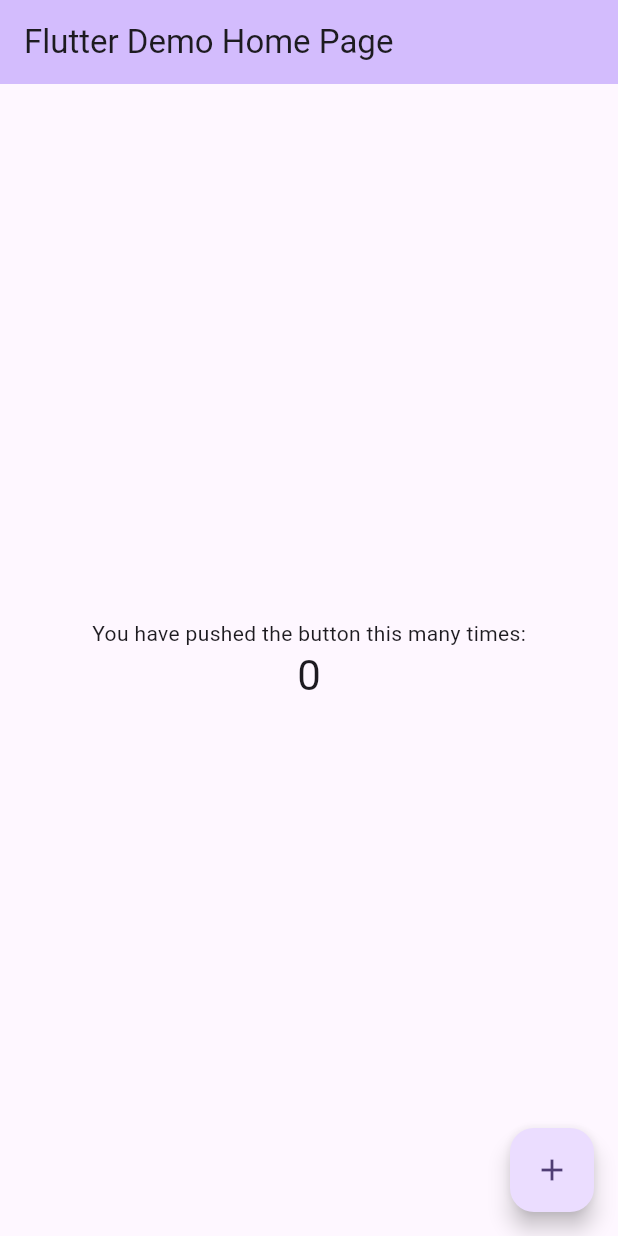
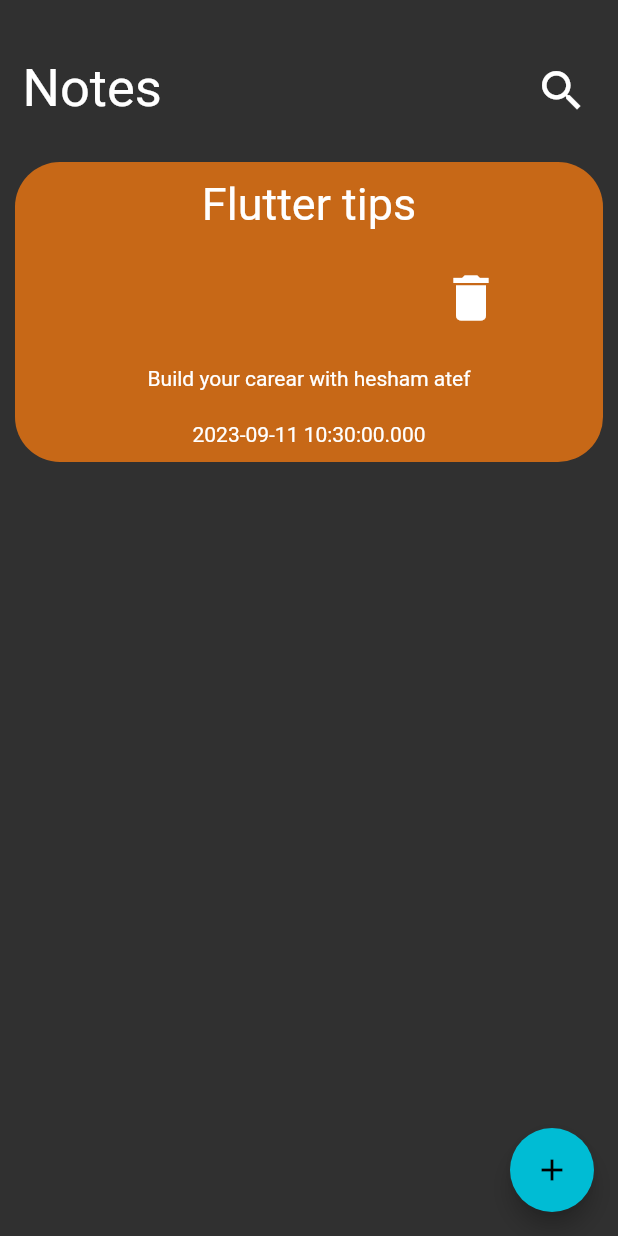
Before and after one commit to hesham2002/Notes_App, a Flutter app: the screen it shows after launch, on a phone screen of 412 x 824 dp. Run offline on Flutter 3.47's test engine with Material 2 defaults, Android fonts, the phone set to English and light mode, and no system bars.

Commit message:
change theme and create NotesView

```diff
--- a/lib/main.dart
+++ b/lib/main.dart
@@ -1,125 +1,19 @@
 import 'package:flutter/material.dart';
+import 'package:note_app/views/note_view.dart';
 
 void main() {
-  runApp(const MyApp());
+  runApp(NotesApp());
 }
 
-class MyApp extends StatelessWidget {
-  const MyApp({super.key});
+class NotesApp extends StatelessWidget {
+  const NotesApp({super.key});
 
-  // This widget is the root of your application.
   @override
   Widget build(BuildContext context) {
     return MaterialApp(
-      title: 'Flutter Demo',
-      theme: ThemeData(
-        // This is the theme of your application.
-        //
-        // TRY THIS: Try running your application with "flutter run". You'll see
-        // the application has a blue toolbar. Then, without quitting the app,
-        // try changing the seedColor in the colorScheme below to Colors.green
-        // and then invoke "hot reload" (save your changes or press the "hot
-        // reload" button in a Flutter-supported IDE, or press "r" if you used
-        // the command line to start the app).
-        //
-        // Notice that the counter didn't reset back to zero; the application
-        // state is not lost during the reload. To reset the state, use hot
-        // restart instead.
-        //
-        // This works for code too, not just values: Most code changes can be
-        // tested with just a hot reload.
-        colorScheme: ColorScheme.fromSeed(seedColor: Colors.deepPurple),
-        useMaterial3: true,
-      ),
-      home: const MyHomePage(title: 'Flutter Demo Home Page'),
+      theme:ThemeData.dark(),
+      debugShowCheckedModeBanner: false,
+      home: NotesView(),
     );
   }
 }
-
-class MyHomePage extends StatefulWidget {
-  const MyHomePage({super.key, required this.title});
-
-  // This widget is the home page of your application. It is stateful, meaning
-  // that it has a State object (defined below) that contains fields that affect
-  // how it looks.
-
-  // This class is the configuration for the state. It holds the values (in this
-  // case the title) provided by the parent (in this case the App widget) and
-  // used by the build method of the State. Fields in a Widget subclass are
-  // always marked "final".
-
-  final String title;
-
-  @override
-  State<MyHomePage> createState() => _MyHomePageState();
-}
-
-class _MyHomePageState extends State<MyHomePage> {
-  int _counter = 0;
-
-  void _incrementCounter() {
-    setState(() {
-      // This call to setState tells the Flutter framework that something has
-      // changed in this State, which causes it to rerun the build method below
-      // so that the display can reflect the updated values. If we changed
-      // _counter without calling setState(), then the build method would not be
-      // called again, and so nothing would appear to happen.
-      _counter++;
-    });
-  }
-
-  @override
-  Widget build(BuildContext context) {
-    // This method is rerun every time setState is called, for instance as done
-    // by the _incrementCounter method above.
-    //
-    // The Flutter framework has been optimized to make rerunning build methods
-    // fast, so that you can just rebuild anything that needs updating rather
-    // than having to individually change instances of widgets.
-    return Scaffold(
-      appBar: AppBar(
-        // TRY THIS: Try changing the color here to a specific color (to
-        // Colors.amber, perhaps?) and trigger a hot reload to see the AppBar
-        // change color while the other colors stay the same.
-        backgroundColor: Theme.of(context).colorScheme.inversePrimary,
-        // Here we take the value from the MyHomePage object that was created by
-        // the App.build method, and use it to set our appbar title.
-        title: Text(widget.title),
-      ),
-      body: Center(
-        // Center is a layout widget. It takes a single child and positions it
-        // in the middle of the parent.
-        child: Column(
-          // Column is also a layout widget. It takes a list of children and
-          // arranges them vertically. By default, it sizes itself to fit its
-          // children horizontally, and tries to be as tall as its parent.
-          //
-          // Column has various properties to control how it sizes itself and
-          // how it positions its children. Here we use mainAxisAlignment to
-          // center the children vertically; the main axis here is the vertical
-          // axis because Columns are vertical (the cross axis would be
-          // horizontal).
-          //
-          // TRY THIS: Invoke "debug painting" (choose the "Toggle Debug Paint"
-          // action in the IDE, or press "p" in the console), to see the
-          // wireframe for each widget.
-          mainAxisAlignment: MainAxisAlignment.center,
-          children: <Widget>[
-            const Text(
-              'You have pushed the button this many times:',
-            ),
-            Text(
-              '$_counter',
-              style: Theme.of(context).textTheme.headlineMedium,
-            ),
-          ],
-        ),
-      ),
-      floatingActionButton: FloatingActionButton(
-        onPressed: _incrementCounter,
-        tooltip: 'Increment',
-        child: const Icon(Icons.add),
-      ), // This trailing comma makes auto-formatting nicer for build methods.
-    );
-  }
-}
--- /dev/null
+++ b/lib/views/note_view.dart
@@ -0,0 +1,74 @@
+import 'package:flutter/material.dart';
+
+class NotesView extends StatelessWidget {
+  const NotesView({super.key});
+
+  @override
+  Widget build(BuildContext context) {
+    return  Scaffold(
+      floatingActionButton: FloatingActionButton(
+          backgroundColor: Colors.cyan,
+          onPressed: () {},
+          child: Icon(
+            Icons.add,
+            color: Colors.black,
+          )),
+
+      body: Column(
+        children: [
+          SizedBox(
+            height: 20,
+          ),
+          Padding(
+            padding: const EdgeInsets.all(15),
+            child: Row(
+              mainAxisAlignment: MainAxisAlignment.spaceBetween,
+              children: [
+                Text(
+                  'Notes',
+                  style: TextStyle(fontSize: 35),
+                ),
+                IconButton(
+                    onPressed: () {},
+                    icon: Icon(
+                      Icons.search,
+                      size: 35,
+                    ))
+              ],
+            ),
+          ),
+          Container(
+            margin: EdgeInsets.all(10),
+            decoration: BoxDecoration(
+              color: Color(0xffC76817),
+              borderRadius: BorderRadius.circular(30),
+            ),
+            height: 200,
+            width: double.infinity,
+            child: Column(
+              mainAxisAlignment: MainAxisAlignment.spaceAround,
+              children: [
+                Text(
+                  'Flutter tips',
+                  style: TextStyle(fontSize: 30),
+                ),
+                IconButton(
+                    padding: EdgeInsets.only(left: 200),
+                    onPressed: () {},
+                    icon: Icon(
+                      Icons.delete,
+                      weight: 40,
+                      size: 40,
+                    )),
+                Text(
+                    textAlign: TextAlign.center,
+                    'Build your carear with hesham atef'),
+                Text('${DateTime.now()}'),
+              ],
+            ),
+          ),
+        ],
+      ),
+    );
+  }
+}
```
